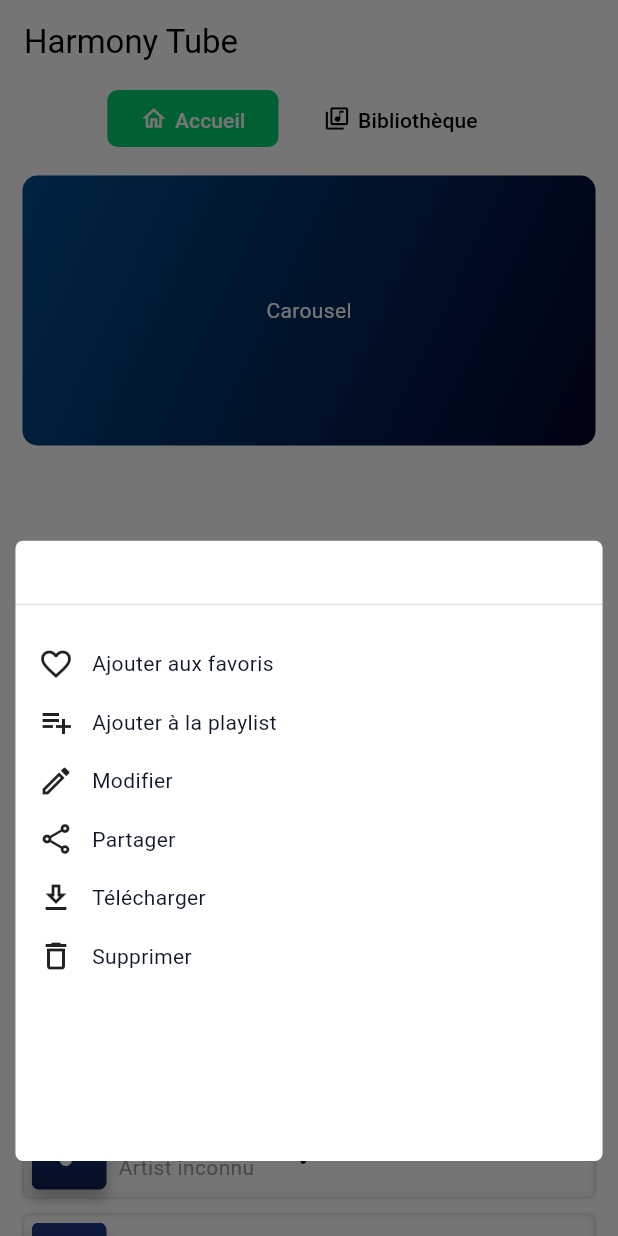
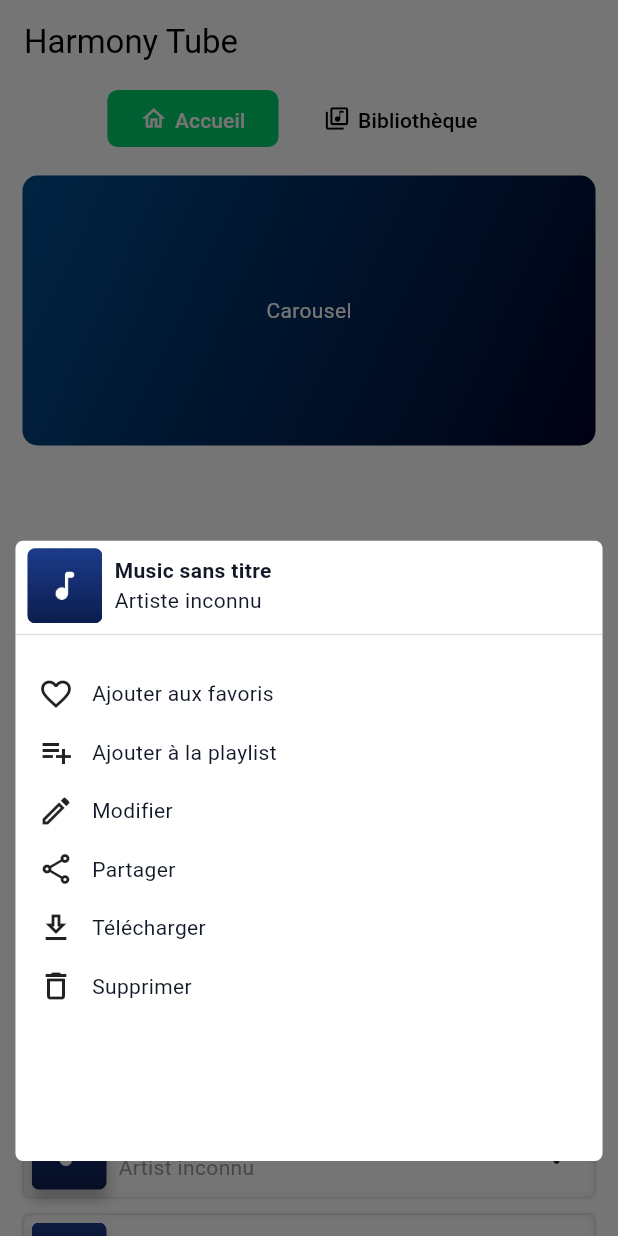
Before and after one commit to assadi-dev/harmony-tube, a Flutter app: the screen it shows after launch, after a tap on the "more vert" icon, on a phone screen of 412 x 824 dp. Run offline on Flutter 3.47's test engine with Material 3 defaults, Android fonts, the phone set to English and light mode, and no system bars; drawn by our look-alikes of buttons_tabbar; our stand-ins replace flutter_bloc, get_it, go_router, sliding_up_panel; missing offline and left inert: flutter_sticky_widgets.

Commit message:
definition des state pour l'affichage des infos medias

```diff
--- /dev/null
+++ b/lib/services/musique_actions_services.dart
@@ -0,0 +1,36 @@
+
+import 'package:flutter/material.dart';
+
+class MusicModalHandler {
+
+  static add_favorite(BuildContext context, String id) {
+    //TODO Implement add favorite logic
+    Navigator.pop(context);
+  }
+
+  static add_to_playlist(BuildContext context, String songId,
+      String playlistId) {
+    //TODO Implement add playlist logic
+    Navigator.pop(context);
+  }
+
+  static edit_music(BuildContext context, String id) {
+    //TODO Implement edit music logic
+    Navigator.pop(context);
+  }
+
+  static share_music(BuildContext context, String id) {
+    //TODO Implement share music logic
+    Navigator.pop(context);
+  }
+
+  static delete_music(BuildContext context, String id) {
+    //TODO Implement delete music logic
+    Navigator.pop(context);
+  }
+
+  static download_music(BuildContext context, String id) {
+    //TODO Implement download music logic
+    Navigator.pop(context);
+  }
+}
--- a/lib/widgets/cards/header_bottom_sheet.dart
+++ b/lib/widgets/cards/header_bottom_sheet.dart
@@ -1,4 +1,6 @@
 import 'package:flutter/material.dart';
+import 'package:harmony_tube/config/app_config.dart';
+import 'package:harmony_tube/widgets/app_text_theme.dart';
 
 class HeaderBottomSheet extends StatefulWidget {
   final String title;
@@ -31,22 +33,25 @@ class _HeaderBottomSheetState extends State<HeaderBottomSheet> {
 
   @override
   Widget build(BuildContext context) {
-    return Row(
+    return Padding(
+      padding: EdgeInsets.symmetric(vertical: 5, horizontal: 8),
+      child: Row(
         crossAxisAlignment: CrossAxisAlignment.center,
         mainAxisAlignment: MainAxisAlignment.start,
         spacing: 8,
         children: [
-        if (imageSrc != null) PreviewImage(source:imageSrc) else SizedBox(),
-        TextColumn(title: title, description: description)
+          PreviewImage(source: imageSrc) ,
+          TextColumn(title: title, description: description),
         ],
-    );
+      ));
   }
 }
-
 
 class PreviewImage extends StatelessWidget {
   final String? source;
   const PreviewImage({super.key, this.source});
+
+  final double icon_size = 50;
 
   @override
   Widget build(BuildContext context) {
@@ -55,11 +60,11 @@ class PreviewImage extends StatelessWidget {
       decoration: BoxDecoration(
         borderRadius: BorderRadius.circular(borderRadius),
       ),
-      width: 25,
-      height: 25,
+      width: icon_size,
+      height: icon_size,
       child: ClipRRect(
         borderRadius: BorderRadius.circular(borderRadius),
-        child: Image.asset(source ?? "",fit: BoxFit.cover,),
+        child: Image.asset(source ?? no_cover_image,fit: BoxFit.cover,),
       ),
     );
 
@@ -75,9 +80,12 @@ class TextColumn extends StatelessWidget {
 
   @override
   Widget build(BuildContext context) {
-return Column(children: [
-  Text(title),
-  Text(description ?? ""),
+    return Column(
+      crossAxisAlignment: CrossAxisAlignment.start,
+      mainAxisAlignment: MainAxisAlignment.center,
+      children: [
+        AppTextTheme(title, style: TextStyle(fontWeight: FontWeight.bold)),
+        AppTextTheme(description ?? "Artiste inconnu"),
       ],);
   }
 
--- a/lib/widgets/cards/music_card.dart
+++ b/lib/widgets/cards/music_card.dart
@@ -1,9 +1,10 @@
 import 'package:flutter/material.dart' hide Card;
 import 'package:harmony_tube/config/app_config.dart';
-import 'package:harmony_tube/widgets/text_with_icon_gesture.dart';
+import 'package:harmony_tube/services/musique_actions_services.dart';
 import 'package:harmony_tube/widgets/app_text_theme.dart';
 import 'package:harmony_tube/widgets/cards/card.dart';
 import 'package:harmony_tube/widgets/cards/music_modal_action.dart';
+import 'package:harmony_tube/widgets/text_with_icon_gesture.dart';
 
 class MusicCard extends StatelessWidget {
   const MusicCard({super.key});
@@ -14,8 +15,14 @@ class MusicCard extends StatelessWidget {
       child: Container(
         child: Row(
           crossAxisAlignment: CrossAxisAlignment.center,
-          spacing: 8,
-          children: [MediaPreview(), MediaInfos(), MoreButton()],
+          mainAxisAlignment: MainAxisAlignment.spaceBetween,
+
+          children: [
+            Row(spacing: 8,
+              crossAxisAlignment: CrossAxisAlignment.center,
+              children: [MediaPreview(), MediaInfos()],),
+            MoreButton()
+          ],
         ),
       ),
     );
@@ -51,11 +58,15 @@ void openModalBottomSheet(BuildContext context) async {
 class MoreButton extends StatelessWidget {
   @override
   Widget build(BuildContext context) {
-    return InkWell(
+    return InkResponse(
       onTap: () {
         openModalBottomSheet(context);
       },
-      child: Icon(Icons.more_vert),
+      child: Container(
+          padding: EdgeInsets.all(8),
+          decoration: BoxDecoration(shape: BoxShape.circle),
+          child: Row(crossAxisAlignment: CrossAxisAlignment.end,
+              children: [Icon(Icons.more_vert)])),
     );
   }
 }
@@ -84,15 +95,44 @@ class MediaPreview extends StatelessWidget {
   }
 }
 
-class MediaInfos extends StatelessWidget {
+class MediaInfos extends StatefulWidget {
+
+  late final String? title;
+  late final String? artist;
+
+  MediaInfos({this.title, this.artist});
+
+  //TODO implement Duration format
+  //late final String? duration;
+
+  @override
+  State<StatefulWidget> createState() => MediaInfosState(title, artist);
+
+}
+
+class MediaInfosState extends State<MediaInfos> {
+  final String? title;
+  final String? artist;
+  MediaInfosState(this.title, this.artist);
+
+  late final String media_title;
+  late final String media_artist;
+
+  @override
+  void initState() {
+    media_title = title ?? "Music sans titre";
+    media_artist = artist ?? "Artist inconnu";
+    super.initState();
+  }
+
   @override
   Widget build(BuildContext context) {
     return Column(
       crossAxisAlignment: CrossAxisAlignment.start,
       mainAxisAlignment: MainAxisAlignment.center,
       children: [
-        AppTextTheme("Music sans titre"),
-        AppTextTheme("Artist inconnu", color: Colors.grey.shade500),
+        AppTextTheme(media_title),
+        AppTextTheme(media_artist, color: Colors.grey.shade500),
       ],
     );
   }
@@ -108,13 +148,25 @@ class MoreOptionList extends StatelessWidget {
       children: [
 
         TextWithIconGesture(
-            text: "Ajouter aux favoris", icon: Icons.favorite_border),
+            text: "Ajouter aux favoris",
+            icon: Icons.favorite_border,
+            onTap: () => MusicModalHandler.add_favorite(context, "1")),
         TextWithIconGesture(
-            text: "Ajouter à la playlist", icon: Icons.playlist_add_outlined),
-        TextWithIconGesture(text: "Modifier", icon: Icons.edit_outlined),
-        TextWithIconGesture(text: "Partager", icon: Icons.share_outlined),
-        TextWithIconGesture(text: "Télécharger", icon: Icons.download_outlined),
-        TextWithIconGesture(text: "Supprimer", icon: Icons.delete_outline),
+            text: "Ajouter à la playlist",
+            icon: Icons.playlist_add_outlined,
+            onTap: () => MusicModalHandler.add_to_playlist(context, "1", "1")),
+        TextWithIconGesture(text: "Modifier",
+            icon: Icons.edit_outlined,
+            onTap: () => MusicModalHandler.edit_music(context, "1")),
+        TextWithIconGesture(text: "Partager",
+            icon: Icons.share_outlined,
+            onTap: () => MusicModalHandler.share_music(context, "1")),
+        TextWithIconGesture(text: "Télécharger",
+            icon: Icons.download_outlined,
+            onTap: () => MusicModalHandler.download_music(context, "1")),
+        TextWithIconGesture(text: "Supprimer",
+            icon: Icons.delete_outline,
+            onTap: () => MusicModalHandler.delete_music(context, "1")),
 
       ],
     );
--- a/lib/widgets/text_with_icon_gesture.dart
+++ b/lib/widgets/text_with_icon_gesture.dart
@@ -15,7 +15,6 @@ class TextWithIconGesture extends StatelessWidget {
 
   @override
   Widget build(BuildContext context) {
-
     return InkWell(
       onTap: onTap,
       child: Row( crossAxisAlignment: CrossAxisAlignment.center, spacing: 12, children: [Icon(icon), AppTextTheme(text)]),
```
Also changed, not shown: lib/widgets/cards/playlist_card.dart (added). Lines whose indentation alone changed are shown as unchanged.
